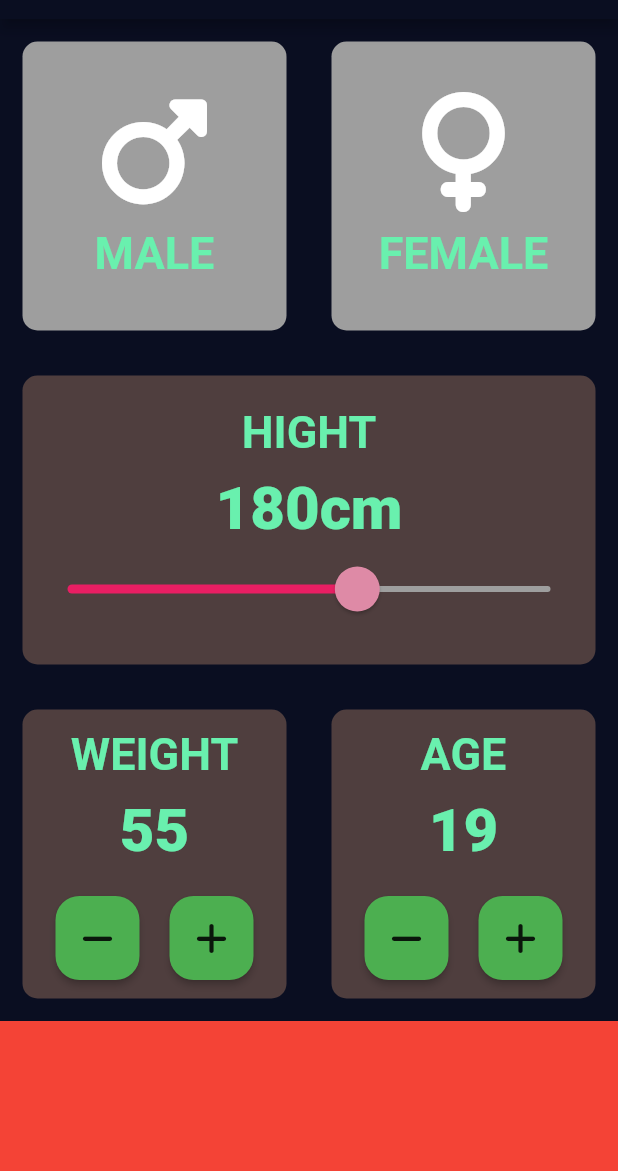
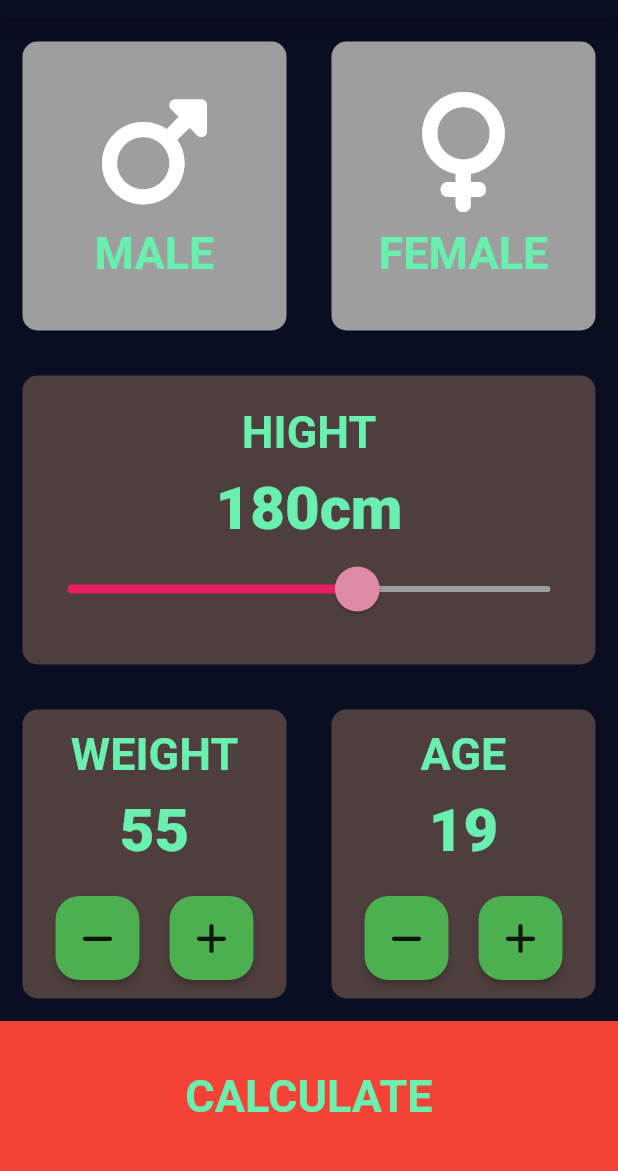
Before and after one commit to vattvichet/BMI-Calculator, a Flutter app: the screen it shows after launch, on a phone screen of 412 x 824 dp, the part 65-1236 px from its top. Run offline on Flutter 3.47's test engine with Material 2 defaults, Android fonts, the phone set to English and light mode, and no system bars; our stand-ins replace font_awesome_flutter.

```diff
--- a/lib/input_page.dart
+++ b/lib/input_page.dart
@@ -1,8 +1,10 @@
 import 'dart:ui';
 
+import 'package:bmi_calculator/result_page.dart';
 import 'package:bmi_calculator/reusableCard.dart';
 import 'package:flutter/material.dart';
 import 'package:font_awesome_flutter/font_awesome_flutter.dart';
+import 'result_page.dart';
 
 import 'constants.dart';
 import 'genderCard.dart';
@@ -238,10 +240,21 @@ class _InputPageState extends State<InputPage> {
               ],
             ),
           ),
-          Container(
-            color: Colors.red,
-            height: 100,
-            width: double.infinity,
+          GestureDetector(
+            onTap: () {
+              Navigator.push(context,
+                  MaterialPageRoute(builder: (context) => ResultPage()));
+            },
+            child: Container(
+              alignment: Alignment.center,
+              color: Colors.red,
+              height: 100,
+              width: double.infinity,
+              child: Text(
+                "CALCULATE",
+                style: KGenderTextStyle,
+              ),
+            ),
           ),
         ],
       ),
```
Also changed, not shown: lib/result_page.dart (added, +17 -0 lines).
